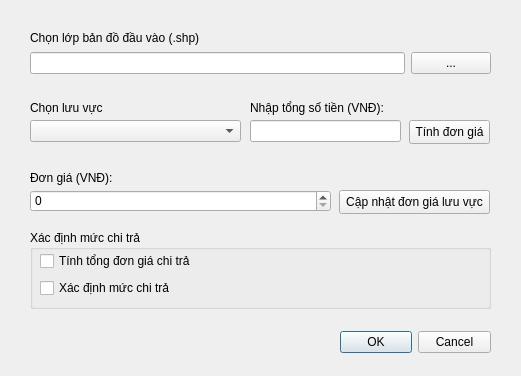
Qt form forms/Dlg_CapNhatDG.ui (IFEERnD/Q5Pfes) before a commit.
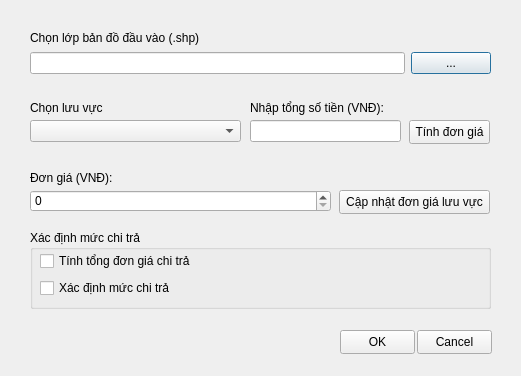
The same form after that commit.

The edit to the form file:
```diff
--- a/forms/Dlg_CapNhatDG.ui
+++ b/forms/Dlg_CapNhatDG.ui
@@ -182,17 +182,30 @@
     </layout>
    </widget>
   </widget>
-  <widget class="QDialogButtonBox" name="buttonBox">
+  <widget class="QPushButton" name="buttonBox">
    <property name="geometry">
     <rect>
      <x>340</x>
      <y>330</y>
-     <width>151</width>
+     <width>75</width>
      <height>24</height>
     </rect>
    </property>
-   <property name="standardButtons">
-    <set>QDialogButtonBox::Cancel|QDialogButtonBox::Ok</set>
+   <property name="text">
+    <string>OK</string>
+   </property>
+  </widget>
+  <widget class="QPushButton" name="btnCancel">
+   <property name="geometry">
+    <rect>
+     <x>417</x>
+     <y>330</y>
+     <width>75</width>
+     <height>24</height>
+    </rect>
+   </property>
+   <property name="text">
+    <string>Cancel</string>
    </property>
   </widget>
  </widget>
```
